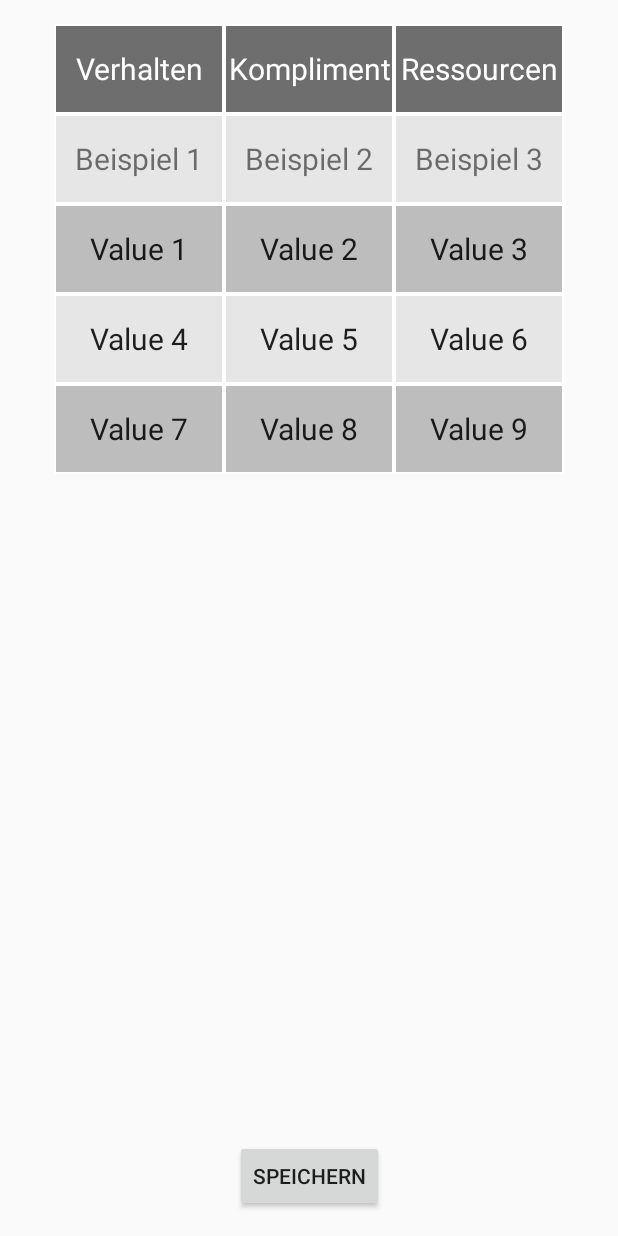
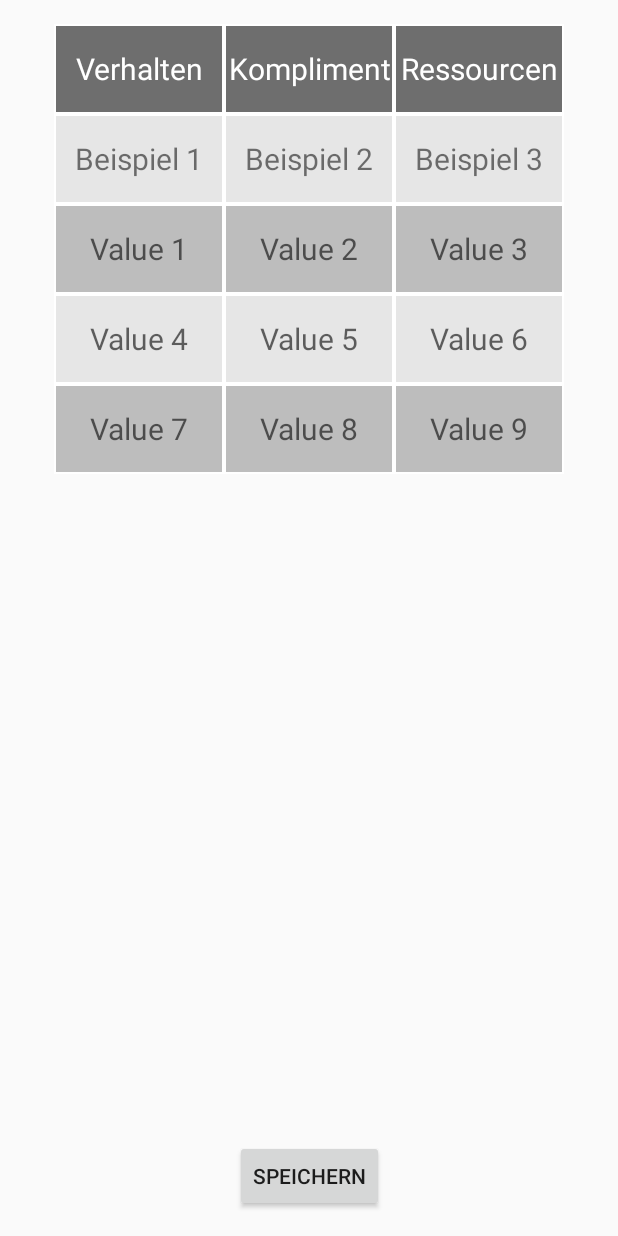
Before and after one commit to Max313/LOB, an Android app: the layout activity_staerkeinsel.xml on its own in the app's theme, with its tools: preview values and no code run, on a phone screen of 412 x 824 dp. Run offline under Robolectric (Android 15) with nearby library versions, the phone set to English and light mode, and no system bars.

Commit message:
ein paar changes

```diff
--- a/app/src/main/AndroidManifest.xml
+++ b/app/src/main/AndroidManifest.xml
@@ -31,7 +31,9 @@
         <activity android:name=".Level2UniversalloesungAnekdote" />
         <activity android:name=".Level2UniversalloesungWeiter" />
         <activity android:name=".Level2Exitstrategie" />
-        <activity android:name=".Level1ProblemBeschreibungDank"></activity>
+        <activity android:name=".Wunderbar"></activity>
+        <activity android:name=".Staerkeinsel"></activity>
+
     </application>
 
 </manifest>
--- a/app/src/main/java/com/example/lammel/lob/Level1Onboarding.java
+++ b/app/src/main/java/com/example/lammel/lob/Level1Onboarding.java
@@ -47,6 +47,8 @@
         }
         else if (counter == 3){
             startActivity(new Intent(this, Level1Problemdefinition.class));
+
+            //startActivity(new Intent(this, Staerkeinsel.class));
         }
     }
 }
--- a/app/src/main/java/com/example/lammel/lob/Level2Exitstrategie.java
+++ b/app/src/main/java/com/example/lammel/lob/Level2Exitstrategie.java
@@ -21,6 +21,6 @@
     @Override
     public void onClick(View v) {
         //hier gehts weiter
-        //startActivity(new Intent(this, ));
+        startActivity(new Intent(this, Wunderbar.class));
     }
 }
--- a/app/src/main/java/com/example/lammel/lob/Wunderbar.java
+++ b/app/src/main/java/com/example/lammel/lob/Wunderbar.java
@@ -4,13 +4,17 @@
 import android.support.v7.app.AppCompatActivity;
 import android.os.Bundle;
 import android.view.View;
+import android.widget.Button;
+import android.widget.TextView;
 
 public class Wunderbar extends AppCompatActivity implements View.OnClickListener{
-
+    private Button weiter;
     @Override
     protected void onCreate(Bundle savedInstanceState) {
         super.onCreate(savedInstanceState);
         setContentView(R.layout.activity_wunderbar);
+        weiter = (Button) findViewById(R.id.button);
+        weiter.setOnClickListener(this);
     }
 
     @Override
--- a/app/src/main/res/layout/activity_staerkeinsel.xml
+++ b/app/src/main/res/layout/activity_staerkeinsel.xml
@@ -91,6 +91,7 @@
         <TableRow>
 
             <EditText
+                android:scrollbars="vertical"
                 android:id="@+id/valueEditText4"
                 android:layout_width="wrap_content"
                 android:layout_height="wrap_content"
@@ -98,12 +99,13 @@
                 android:layout_weight="0.33"
                 android:background="@drawable/table_value_border_even"
                 android:ems="10"
+                android:hint="@string/value4_EditView"
                 android:inputType="textPersonName"
-                android:text="@string/value4_EditView"
                 android:textAlignment="center"
                 android:textSize="@dimen/activity_tablecontent" />
 
             <EditText
+                android:scrollbars="vertical"
                 android:id="@+id/valueEditText5"
                 android:layout_width="wrap_content"
                 android:layout_height="wrap_content"
@@ -111,12 +113,13 @@
                 android:layout_weight="0.33"
                 android:background="@drawable/table_value_border_even"
                 android:ems="10"
+                android:hint="@string/value5_EditView"
                 android:inputType="textPersonName"
-                android:text="@string/value5_EditView"
                 android:textAlignment="center"
                 android:textSize="@dimen/activity_tablecontent" />
 
             <EditText
+                android:scrollbars="vertical"
                 android:id="@+id/valueEditText6"
                 android:layout_width="wrap_content"
                 android:layout_height="wrap_content"
@@ -124,8 +127,8 @@
                 android:layout_weight="0.33"
                 android:background="@drawable/table_value_border_even"
                 android:ems="10"
+                android:hint="@string/value6_EditView"
                 android:inputType="textPersonName"
-                android:text="@string/value6_EditView"
                 android:textAlignment="center"
                 android:textSize="@dimen/activity_tablecontent" />
         </TableRow>
@@ -133,6 +136,7 @@
         <TableRow>
 
             <EditText
+                android:scrollbars="vertical"
                 android:id="@+id/valueEditText7"
                 android:layout_width="wrap_content"
                 android:layout_height="wrap_content"
@@ -140,12 +144,13 @@
                 android:layout_weight="0.33"
                 android:background="@drawable/table_value_border_odd"
                 android:ems="10"
+                android:hint="@string/value7_EditView"
                 android:inputType="textPersonName"
-                android:text="@string/value7_EditView"
                 android:textAlignment="center"
                 android:textSize="@dimen/activity_tablecontent" />
 
             <EditText
+                android:scrollbars="vertical"
                 android:id="@+id/valueEditText8"
                 android:layout_width="wrap_content"
                 android:layout_height="wrap_content"
@@ -153,12 +158,13 @@
                 android:layout_weight="0.33"
                 android:background="@drawable/table_value_border_odd"
                 android:ems="10"
+                android:hint="@string/value8_EditView"
                 android:inputType="textPersonName"
-                android:text="@string/value8_EditView"
                 android:textAlignment="center"
                 android:textSize="@dimen/activity_tablecontent" />
 
             <EditText
+                android:scrollbars="vertical"
                 android:id="@+id/valueEditText9"
                 android:layout_width="wrap_content"
                 android:layout_height="wrap_content"
@@ -166,8 +172,8 @@
                 android:layout_weight="0.33"
                 android:background="@drawable/table_value_border_odd"
                 android:ems="10"
+                android:hint="@string/value9_EditView"
                 android:inputType="textPersonName"
-                android:text="@string/value9_EditView"
                 android:textAlignment="center"
                 android:textSize="@dimen/activity_tablecontent" />
         </TableRow>
@@ -175,19 +181,20 @@
         <TableRow>
 
             <EditText
+                android:scrollbars="vertical"
+
+                android:inputType="textPersonName"
                 android:id="@+id/valueEditText10"
-                android:layout_width="wrap_content"
-                android:layout_height="wrap_content"
-
                 android:layout_weight="0.33"
                 android:background="@drawable/table_value_border_even"
                 android:ems="10"
-                android:inputType="textPersonName"
-                android:text="@string/value10_EditView"
+                android:hint="@string/value10_EditView"
                 android:textAlignment="center"
                 android:textSize="@dimen/activity_tablecontent" />
 
             <EditText
+                android:scrollbars="vertical"
+
                 android:id="@+id/valueEditText11"
                 android:layout_width="wrap_content"
                 android:layout_height="wrap_content"
@@ -195,20 +202,22 @@
                 android:layout_weight="0.33"
                 android:background="@drawable/table_value_border_even"
                 android:ems="10"
+                android:hint="@string/value11_EditView"
                 android:inputType="textPersonName"
-                android:text="@string/value11_EditView"
                 android:textAlignment="center"
                 android:textSize="@dimen/activity_tablecontent" />
 
             <EditText
+                android:scrollbars="vertical"
+
                 android:id="@+id/valueEditText12"
                 android:layout_width="wrap_content"
                 android:layout_height="wrap_content"
                 android:layout_weight="0.33"
                 android:background="@drawable/table_value_border_even"
                 android:ems="10"
+                android:hint="@string/value12_EditView"
                 android:inputType="textPersonName"
-                android:text="@string/value12_EditView"
                 android:textAlignment="center"
                 android:textSize="@dimen/activity_tablecontent" />
         </TableRow>
```
Also changed, not shown: app/src/main/java/com/example/lammel/lob/Staerkeinsel.java (+18 -1 lines), app/src/main/res/drawable/button.xml (+40 -0 lines).
